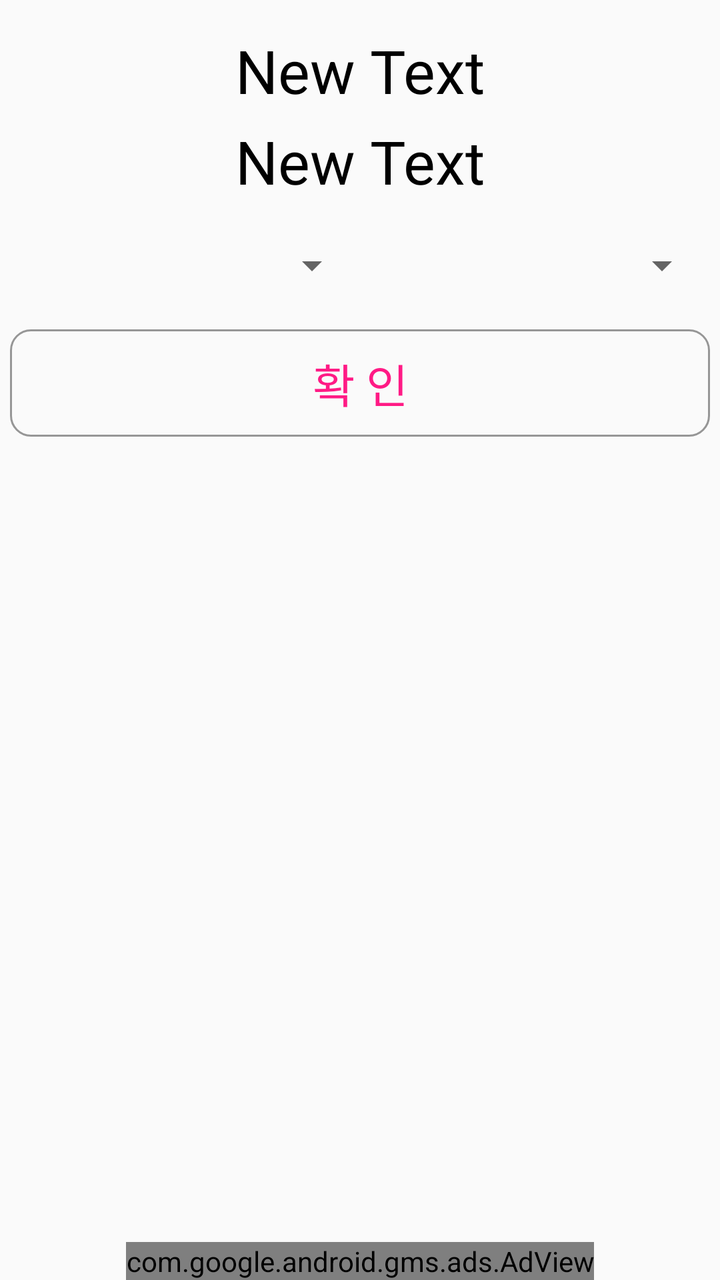
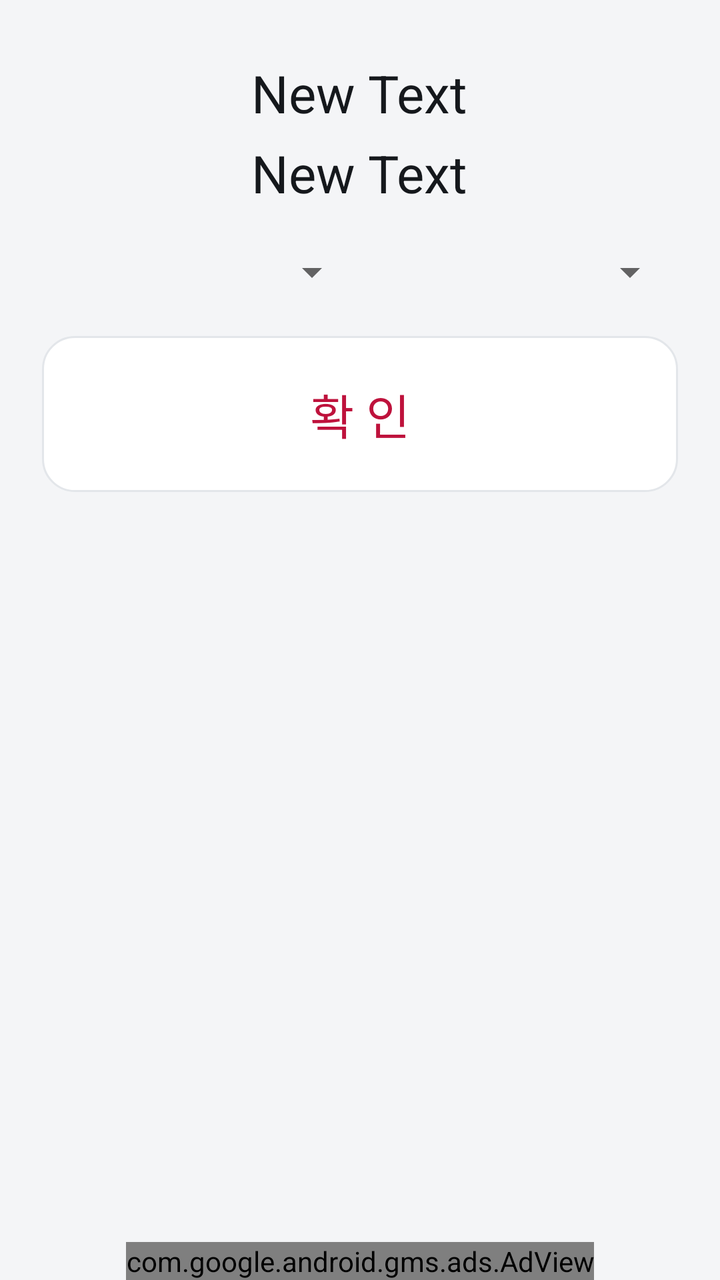

Compare the two renders of this Android layout. The source of the first and the diff that turns it into the second are given below.
<!-- AndroidManifest.xml: application theme AppTheme -->
<!-- res/layout/activity_bokjin_quiz2.xml -->
<?xml version="1.0" encoding="utf-8"?>
<RelativeLayout xmlns:android="http://schemas.android.com/apk/res/android"
    xmlns:tools="http://schemas.android.com/tools"
    xmlns:ads="http://schemas.android.com/apk/res-auto"
    android:layout_width="match_parent"
    android:layout_height="match_parent"
    tools:context="com.sujichim.jasanjao2.quiz.BokjinQuiz2">

    <TextView
        android:id="@+id/textView1"
        android:layout_width="wrap_content"
        android:layout_height="wrap_content"
        android:layout_alignParentTop="true"
        android:layout_centerHorizontal="true"
        android:layout_marginTop="15dp"
        android:text="New Text"
        android:textColor="#000000"
        android:textSize="30dp" />

    <TextView
        android:id="@+id/textView2"
        android:layout_width="wrap_content"
        android:layout_height="wrap_content"
        android:layout_below="@+id/textView1"
        android:layout_centerHorizontal="true"
        android:layout_marginTop="5dp"
        android:text="New Text"
        android:textColor="#000000"
        android:textSize="30dp" />

    <LinearLayout
        android:id="@+id/linearLayout"
        android:layout_width="match_parent"
        android:layout_height="wrap_content"
        android:layout_below="@+id/textView2"
        android:layout_centerHorizontal="true"
        android:layout_marginLeft="5dp"
        android:layout_marginRight="5dp"
        android:layout_marginTop="20dp"
        android:orientation="horizontal">

        <Spinner
            android:id="@+id/spinner1"
            android:layout_width="match_parent"
            android:layout_height="wrap_content"
            android:layout_weight="1" />

        <Spinner
            android:id="@+id/spinner2"
            android:layout_width="match_parent"
            android:layout_height="wrap_content"
            android:layout_weight="1" />
    </LinearLayout>

    <Button
        android:id="@+id/button_input"
        android:layout_width="match_parent"
        android:layout_height="wrap_content"
        android:layout_below="@+id/linearLayout"
        android:layout_centerHorizontal="true"
        android:layout_marginLeft="5dp"
        android:layout_marginRight="5dp"
        android:layout_marginTop="20dp"
        android:background="@drawable/button_test"
        android:text="확 인"
        android:textColor="#FF1A85"
        android:textSize="23dp" />

    <com.google.android.gms.ads.AdView
        android:id="@+id/adView"
        android:layout_width="wrap_content"
        android:layout_height="wrap_content"
        android:layout_centerHorizontal="true"
        android:layout_alignParentBottom="true"
        ads:adSize="BANNER"
        ads:adUnitId="@string/banner_ad_unit_id" />

</RelativeLayout>
<!-- resources referenced by this layout -->
<resources>
  <!-- drawable button_test (drawable) -->
  <?xml version="1.0" encoding="utf-8"?>
  <selector xmlns:android="http://schemas.android.com/apk/res/android">
    <item android:state_pressed="true" >
      <shape>
        <solid
            android:color="#E2E2E2" />
        <stroke
            android:width="1dp"
            android:color="#969696" />
        <padding
            android:left="10dp"
            android:top="10dp"
            android:right="10dp"
            android:bottom="10dp" />
        <corners android:radius="10dp" />  
      </shape>
    </item>
    <item>
      <shape>
        <solid
            android:startColor="#000000" />
        <stroke
            android:width="1dp"
            android:color="#969696" />
        <padding
            android:left="10dp"
            android:top="10dp"
            android:right="10dp"
            android:bottom="10dp" />
        <corners android:radius="10dp" />  
      </shape>
    </item>
  </selector>
  <string name="banner_ad_unit_id">ca-app-pub-1253642133922353/2152469025</string>
  <style name="AppTheme" parent="AppBaseTheme">
          
      </style>
  <style name="AppBaseTheme" parent="Theme.AppCompat.Light">
          
      </style>
</resources>

<!-- the commit's change to res/layout/activity_bokjin_quiz2.xml (unified diff, before → after) -->
@@ -2,6 +2,9 @@
 <RelativeLayout xmlns:android="http://schemas.android.com/apk/res/android"
     xmlns:tools="http://schemas.android.com/tools"
     xmlns:ads="http://schemas.android.com/apk/res-auto"
+    android:paddingLeft="16dp"
+    android:paddingRight="16dp"
+    android:paddingTop="14dp"
     android:layout_width="match_parent"
     android:layout_height="match_parent"
     tools:context="com.sujichim.jasanjao2.quiz.BokjinQuiz2">
@@ -14,8 +17,8 @@
         android:layout_centerHorizontal="true"
         android:layout_marginTop="15dp"
         android:text="New Text"
-        android:textColor="#000000"
-        android:textSize="30dp" />
+        android:textColor="@color/text_primary"
+        android:textSize="26sp" />
 
     <TextView
         android:id="@+id/textView2"
@@ -25,8 +28,8 @@
         android:layout_centerHorizontal="true"
         android:layout_marginTop="5dp"
         android:text="New Text"
-        android:textColor="#000000"
-        android:textSize="30dp" />
+        android:textColor="@color/text_primary"
+        android:textSize="26sp" />
 
     <LinearLayout
         android:id="@+id/linearLayout"
@@ -63,8 +66,8 @@
         android:layout_marginTop="20dp"
         android:background="@drawable/button_test"
         android:text="확 인"
-        android:textColor="#FF1A85"
-        android:textSize="23dp" />
+        android:textColor="#BE123C"
+        android:textSize="24sp" />
 
     <com.google.android.gms.ads.AdView
         android:id="@+id/adView"
<!-- resource entries referenced after the edit -->
@@ -1,45 +1,65 @@
 <!-- resources referenced by this layout -->
 <resources>
+  <color name="text_primary">#15181C</color>
   <!-- drawable button_test (drawable) -->
   <?xml version="1.0" encoding="utf-8"?>
   <selector xmlns:android="http://schemas.android.com/apk/res/android">
-    <item android:state_pressed="true" >
-      <shape>
-        <solid
-            android:color="#E2E2E2" />
-        <stroke
-            android:width="1dp"
-            android:color="#969696" />
-        <padding
-            android:left="10dp"
-            android:top="10dp"
-            android:right="10dp"
-            android:bottom="10dp" />
-        <corners android:radius="10dp" />  
-      </shape>
-    </item>
-    <item>
-      <shape>
-        <solid
-            android:startColor="#000000" />
-        <stroke
-            android:width="1dp"
-            android:color="#969696" />
-        <padding
-            android:left="10dp"
-            android:top="10dp"
-            android:right="10dp"
-            android:bottom="10dp" />
-        <corners android:radius="10dp" />  
-      </shape>
-    </item>
+      <item android:state_pressed="true">
+          <shape android:shape="rectangle">
+              <solid android:color="@color/accent_soft" />
+              <stroke
+                  android:width="1dp"
+                  android:color="@color/accent" />
+              <padding
+                  android:left="12dp"
+                  android:top="12dp"
+                  android:right="12dp"
+                  android:bottom="12dp" />
+              <corners android:radius="16dp" />
+          </shape>
+      </item>
+      <item>
+          <shape android:shape="rectangle">
+              <solid android:color="@color/surface" />
+              <stroke
+                  android:width="1dp"
+                  android:color="@color/outline" />
+              <padding
+                  android:left="12dp"
+                  android:top="12dp"
+                  android:right="12dp"
+                  android:bottom="12dp" />
+              <corners android:radius="16dp" />
+          </shape>
+      </item>
   </selector>
   <string name="banner_ad_unit_id">ca-app-pub-1253642133922353/2152469025</string>
   <style name="AppTheme" parent="AppBaseTheme">
+          <item name="colorPrimary">@color/bar</item>
+          <item name="colorPrimaryDark">@color/bar_dark</item>
+          <item name="colorAccent">@color/accent</item>
+          <item name="android:windowBackground">@color/bg</item>
+          <item name="android:buttonStyle">@style/AppButton</item>
+      </style>
+  <color name="accent_soft">#E7F1EC</color>
+  <color name="accent">#1F6E43</color>
+  <color name="surface">#FFFFFF</color>
+  <color name="outline">#E3E6EA</color>
+  <style name="AppBaseTheme" parent="Theme.MaterialComponents.Light.Bridge">
           
       </style>
-  <style name="AppBaseTheme" parent="Theme.AppCompat.Light">
-          
+  <color name="bar">#14171A</color>
+  <color name="bar_dark">#0B0D0F</color>
+  <color name="bg">#F4F5F7</color>
+  <style name="AppButton" parent="Widget.AppCompat.Button">
+          <item name="android:background">@drawable/button_test</item>
+          <item name="android:textColor">@color/text_primary</item>
+          <item name="android:textSize">24sp</item>
+          <item name="android:fontFamily">sans-serif-medium</item>
+          <item name="android:textAllCaps">false</item>
+          <item name="android:minHeight">78dp</item>
+          <item name="android:stateListAnimator">@null</item>
+          <item name="android:elevation">0dp</item>
       </style>
 </resources>
 
